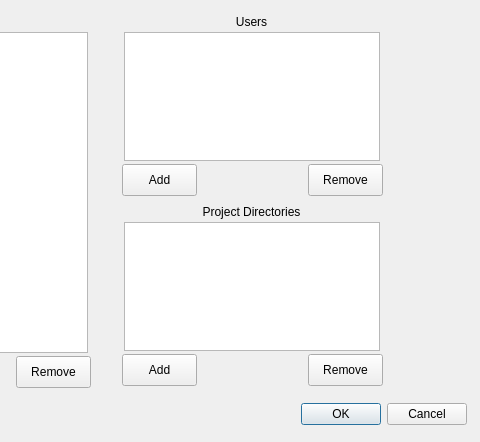
First picture: the form in gui/ManageProjectsWindow.ui, repository minorsecond/ivcs, before the edit; both pictures show x 472 to 952 and y 0 to 442 of the 952 by 442 pixel window.
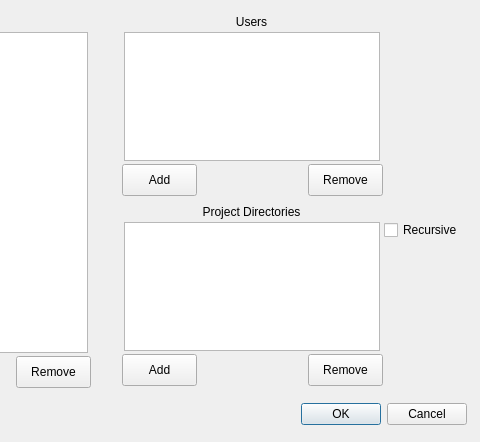
Second picture: the form after the edit.

Commit message: Added checkbox for recursive directory searching to Manage Projects window.

Patch:
```diff
--- a/gui/ManageProjectsWindow.ui
+++ b/gui/ManageProjectsWindow.ui
@@ -237,6 +237,19 @@
     </rect>
    </property>
   </widget>
+  <widget class="QCheckBox" name="RecursiveDirectoriesCheckbox">
+   <property name="geometry">
+    <rect>
+     <x>856</x>
+     <y>220</y>
+     <width>91</width>
+     <height>20</height>
+    </rect>
+   </property>
+   <property name="text">
+    <string>Recursive</string>
+   </property>
+  </widget>
  </widget>
  <resources/>
  <connections>
```
